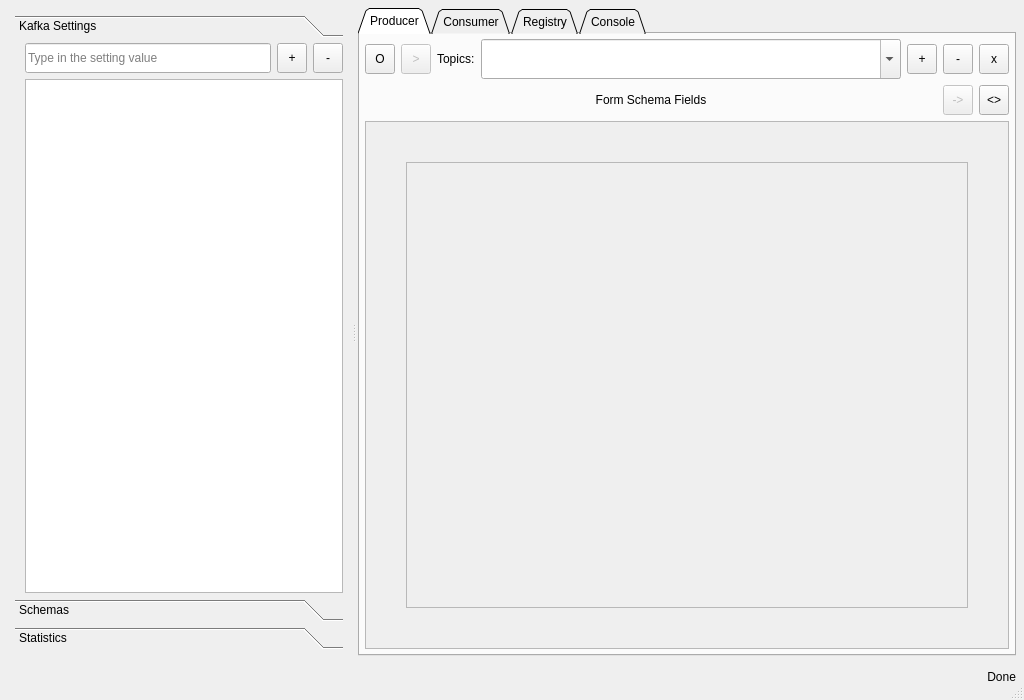
Above: modules/kafman/src/main/kafman/resources/forms/main_qt_view.ui from yorevs/hspylib before the change. Below: the same form after it.
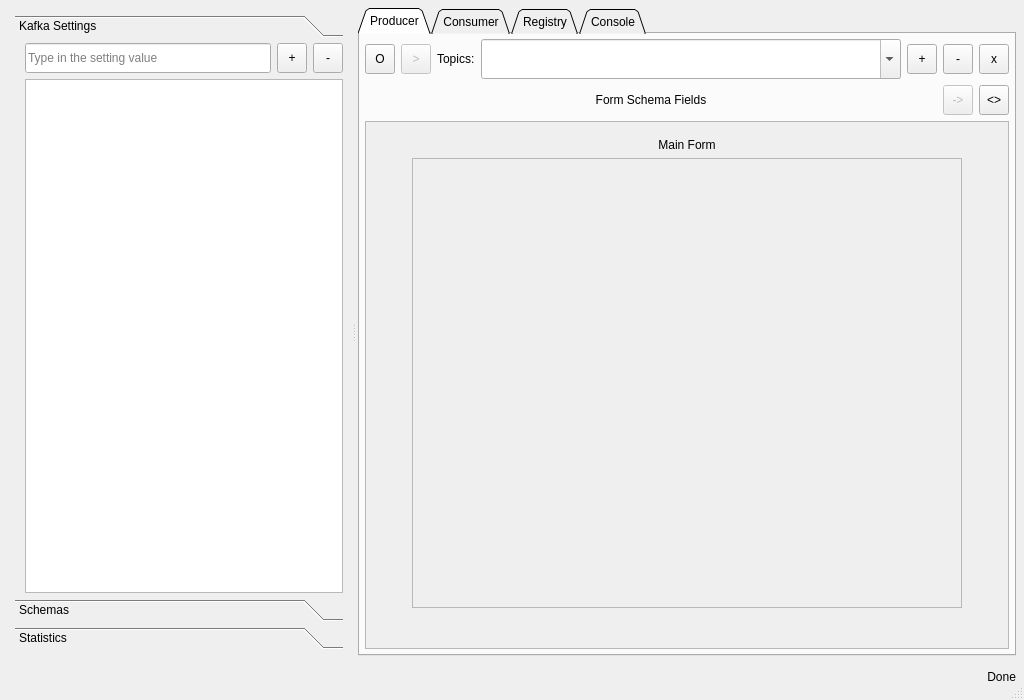
That is the form after the change. The open tabs and pages were chosen to show the change. Custom widgets are drawn as their Qt base class.

Diff of the .ui file:
```diff
--- a/modules/kafman/src/main/kafman/resources/forms/main_qt_view.ui
+++ b/modules/kafman/src/main/kafman/resources/forms/main_qt_view.ui
@@ -1427,12 +1427,12 @@
                       <item>
                        <layout class="QGridLayout" name="gridLayout_10">
                         <property name="topMargin">
-                         <number>40</number>
+                         <number>0</number>
                         </property>
                         <property name="bottomMargin">
                          <number>40</number>
                         </property>
-                        <item row="0" column="0">
+                        <item row="1" column="0">
                          <spacer name="horizontalSpacer">
                           <property name="orientation">
                            <enum>Qt::Horizontal</enum>
@@ -1448,7 +1448,7 @@
                           </property>
                          </spacer>
                         </item>
-                        <item row="0" column="2">
+                        <item row="1" column="2">
                          <spacer name="horizontalSpacer_2">
                           <property name="orientation">
                            <enum>Qt::Horizontal</enum>
@@ -1464,7 +1464,7 @@
                           </property>
                          </spacer>
                         </item>
-                        <item row="0" column="1">
+                        <item row="1" column="1">
                          <widget class="QScrollArea" name="scr_schema_fields">
                           <property name="horizontalScrollBarPolicy">
                            <enum>Qt::ScrollBarAlwaysOff</enum>
@@ -1478,7 +1478,7 @@
                              <x>0</x>
                              <y>0</y>
                              <width>542</width>
-                             <height>429</height>
+                             <height>430</height>
                             </rect>
                            </property>
                            <layout class="QVBoxLayout" name="verticalLayout_18">
@@ -1498,6 +1498,22 @@
                           </widget>
                          </widget>
                         </item>
+                        <item row="0" column="0" colspan="3">
+                         <widget class="QLabel" name="lbl_current_form">
+                          <property name="minimumSize">
+                           <size>
+                            <width>0</width>
+                            <height>30</height>
+                           </size>
+                          </property>
+                          <property name="text">
+                           <string>Main Form</string>
+                          </property>
+                          <property name="alignment">
+                           <set>Qt::AlignBottom|Qt::AlignHCenter</set>
+                          </property>
+                         </widget>
+                        </item>
                        </layout>
                       </item>
                      </layout>
@@ -1926,6 +1942,12 @@
    <extends>QPlainTextEdit</extends>
    <header>hspylib.modules.qt.promotions.hconsole</header>
   </customwidget>
+  <customwidget>
+   <class>HStackedWidget</class>
+   <extends>QStackedWidget</extends>
+   <header>hspylib.modules.qt.promotions.hstacked_widget</header>
+   <container>1</container>
+  </customwidget>
  </customwidgets>
  <tabstops>
   <tabstop>le_prod_settings</tabstop>
```
Left out of the diff: 20 changed lines with no effect on the pictures.
